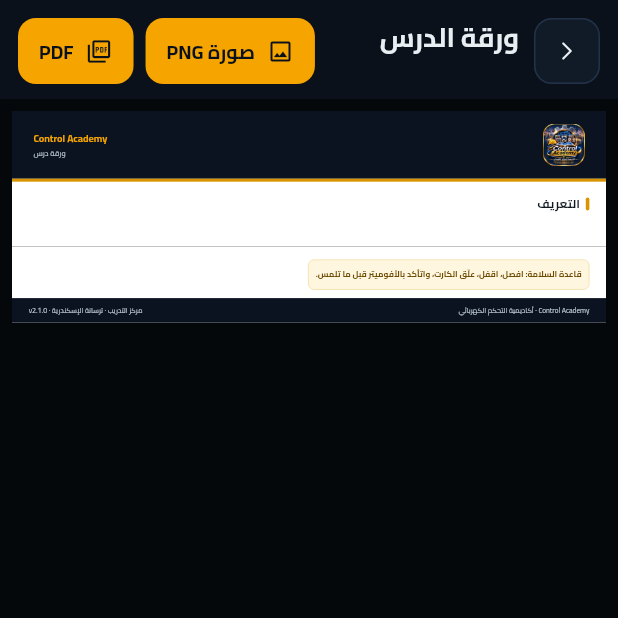
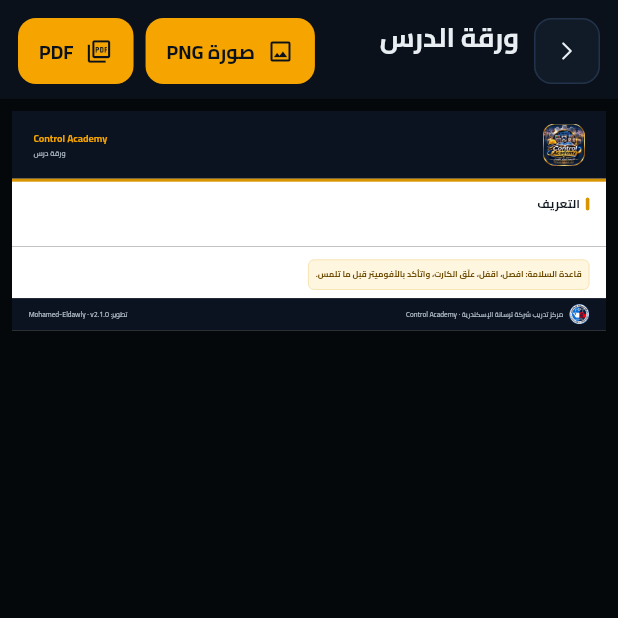
Before and after one commit to starrnightt2030-oss/Classic-control-, a Flutter app: the LessonSheetPage screen opened directly with empty values, on a phone screen of 412 x 824 dp, the top half of it. Run offline on Flutter 3.47's test engine with Material 3 defaults, Android fonts, the phone set to English and light mode, and no system bars; our stand-ins replace audioplayers, flutter_svg, pdf, share_plus, shared_preferences; missing offline and left inert: file_selector, flutter_inappwebview; accounts and stored records are empty; statements that could not run were skipped.

Commit message:
v2 app: developer Mohamed-Eldawly + Alexandria Shipyard Training Center logo (intro, about, lesson sheet)
Co-Authored-By: Claude Opus 5.5 <noreply@anthropic.com>
Claude-Session: https://claude.ai/code/session_016mJJXWzaJ3QH52m1Z4HQu5

```diff
--- a/v2/app/lib/app_info.dart
+++ b/v2/app/lib/app_info.dart
@@ -5,6 +5,8 @@ class AppInfo {
   static const product = 'Classic Control Lab';
   static const version = '2.1.0';
   static const build = 'نسخة تجريبية';
-  /// TODO(owner): replace with the developer's name/contact as it should appear.
-  static const developer = 'مركز التدريب · ترسانة الإسكندرية';
+  static const developer = 'Mohamed-Eldawly';
+  static const organization = 'مركز تدريب شركة ترسانة الإسكندرية';
+  static const organizationEn = 'Alexandria Shipyard · Training Center';
+  static const orgLogo = 'assets/images/org_logo.webp';
 }
--- a/v2/app/lib/ui/intro_page.dart
+++ b/v2/app/lib/ui/intro_page.dart
@@ -54,7 +54,8 @@ class _IntroPageState extends State<IntroPage> {
     final q = Uri(queryParameters: {
       'ar': AppInfo.brandAr,
       'en': AppInfo.product.toUpperCase(),
-      'dev': AppInfo.developer,
+      'dev': 'تطوير: ${AppInfo.developer}',
+      'org': AppInfo.organization,
       'ver': 'الإصدار ${AppInfo.version} · ${AppInfo.build}',
     }).query;
     final url = '${AssetServer.instance.origin}/assets/web/intro.html?$q';
--- a/v2/app/lib/ui/lesson_sheet_page.dart
+++ b/v2/app/lib/ui/lesson_sheet_page.dart
@@ -218,9 +218,11 @@ class _LessonSheetPageState extends State<LessonSheetPage> {
                 color: const Color(0xFF0B1220),
                 padding: const EdgeInsets.symmetric(horizontal: 28, vertical: 10),
                 child: Row(children: [
-                  const Text('${AppInfo.brandEn} · ${AppInfo.brandAr}', style: TextStyle(color: Color(0xFFB9C6D1), fontSize: 12)),
+                  Image.asset(AppInfo.orgLogo, width: 34, height: 34),
+                  const SizedBox(width: 10),
+                  const Text('${AppInfo.organization} · ${AppInfo.brandEn}', style: TextStyle(color: Color(0xFFB9C6D1), fontSize: 12)),
                   const Spacer(),
-                  Text('${AppInfo.developer} · v${AppInfo.version}', style: const TextStyle(color: Color(0xFFB9C6D1), fontSize: 12)),
+                  const Text('تطوير: ${AppInfo.developer} · v${AppInfo.version}', style: TextStyle(color: Color(0xFFB9C6D1), fontSize: 12)),
                 ]),
               ),
             ])),
```
Also changed, not shown: v2/app/lib/ui/about_page.dart (+10 -6 lines), v2/app/assets/images/org_logo.webp (added), 1 other file.
